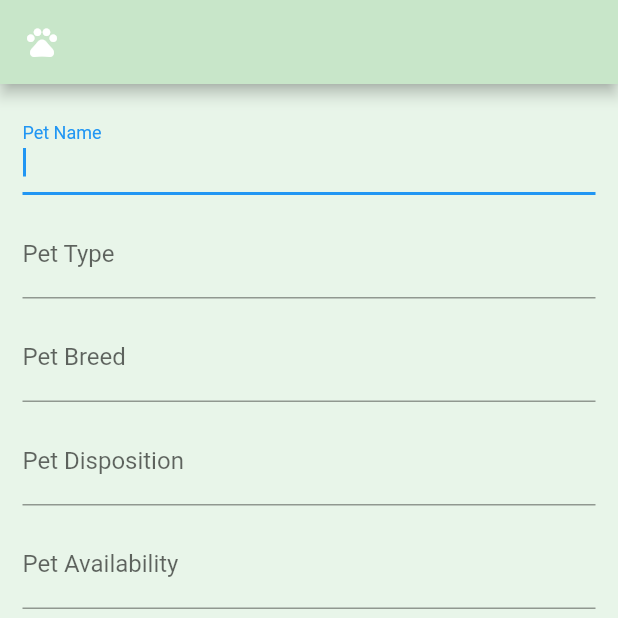
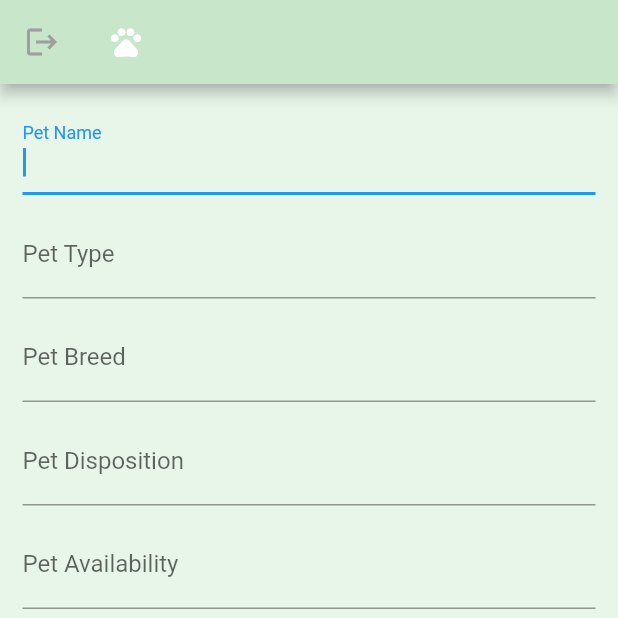
Before and after one commit to youngruiz/AdoptionHero, a Flutter app: the NavigatorScaffold screen opened directly, item 3 of the bottom bar chosen, on a phone screen of 412 x 824 dp, the top half of it. Run offline on Flutter 3.47's test engine with Material 2 defaults, Android fonts, the phone set to English and light mode, and no system bars; our stand-ins replace cloud_firestore, firebase_auth, firebase_core, firebase_storage, image_picker; missing offline and left inert: cloud_firestore_web, firebase_auth_web, firebase_core_web, firebase_storage_web, image_picker_for_web; accounts and stored records are empty.

Commit message:
added logout feature

```diff
--- a/lib/screens/navigator_scaffold.dart
+++ b/lib/screens/navigator_scaffold.dart
@@ -3,6 +3,10 @@ import 'package:adoption_hero/screens/news.dart';
 import 'package:adoption_hero/screens/pets.dart';
 import 'package:adoption_hero/screens/profile.dart';
 import 'package:flutter/material.dart';
+import 'package:firebase_auth/firebase_auth.dart';
+import 'package:adoption_hero/main.dart';
+
+import '../app.dart';
 
 class NavigatorScaffold extends StatefulWidget {
   const NavigatorScaffold({Key? key}) : super(key: key);
@@ -33,6 +37,15 @@ class _NavigatorScaffoldState extends State<NavigatorScaffold> {
     return Scaffold(
       backgroundColor: Colors.green[50],
       appBar: AppBar(
+        leading: IconButton(
+             icon: const Icon(
+               Icons.logout,
+               color: Colors.grey,
+             ),
+             onPressed: () {
+               _signOut();
+               runApp(const MyApp());
+             }),
         title: const Icon(Icons.pets_rounded),
         backgroundColor: Colors.green[100],
       ),
@@ -74,3 +87,8 @@ class _NavigatorScaffoldState extends State<NavigatorScaffold> {
     );
   }
 }
+
+Future<void> _signOut() async {
+  await FirebaseAuth.instance.signOut();
+  print("logged out");
+}
```
